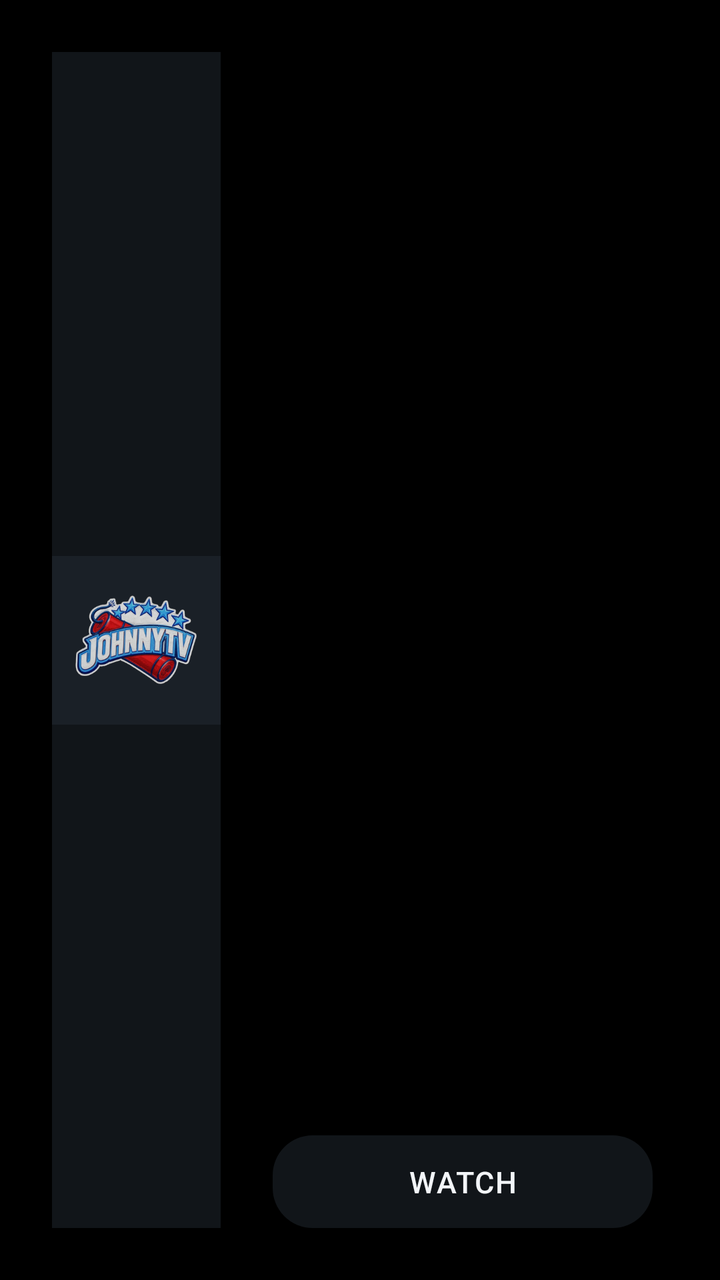
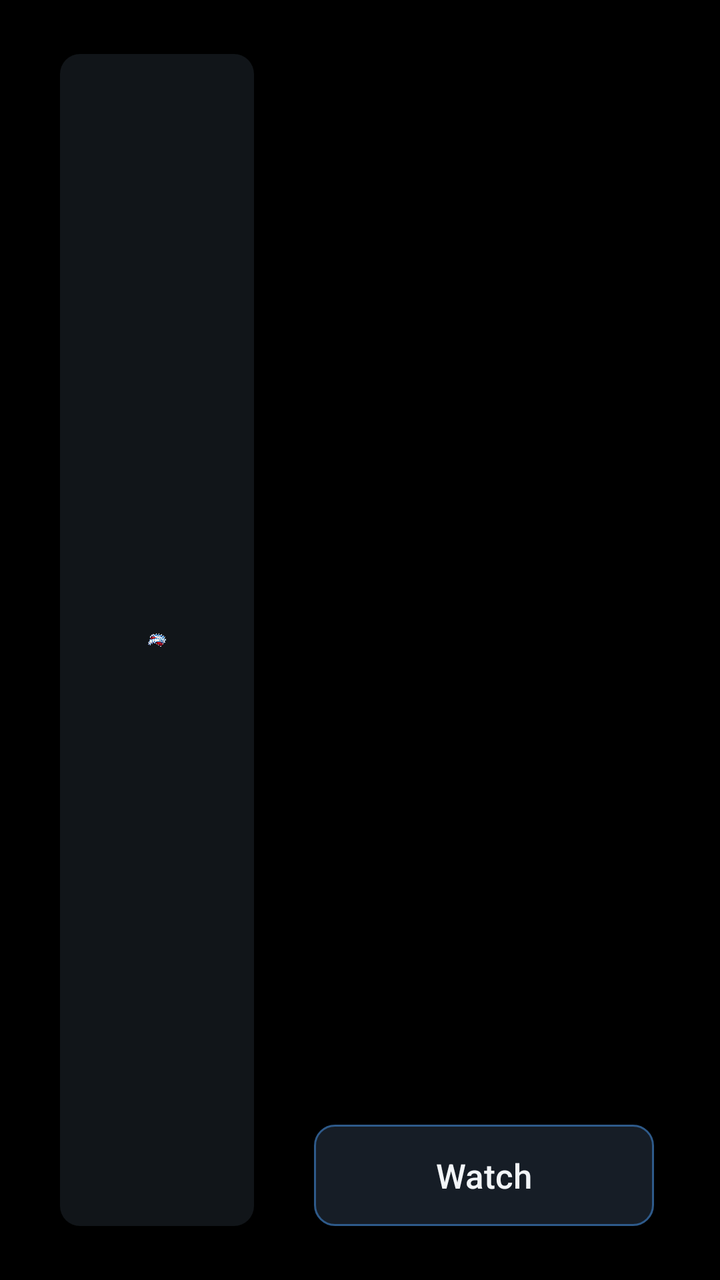

Two renders of the same Android screen: before a commit and after it. Below are the layout's source before the change and the commit's diff.
<!-- AndroidManifest.xml: application theme AppTheme -->
<!-- res/layout/activity_movie.xml -->
<?xml version="1.0" encoding="utf-8"?>
<FrameLayout xmlns:android="http://schemas.android.com/apk/res/android"
    android:layout_width="match_parent"
    android:layout_height="match_parent"
    android:background="@color/bg_base">

    
    <ImageView
        android:id="@+id/movieBackdrop"
        android:layout_width="match_parent"
        android:layout_height="match_parent"
        android:alpha="0.16"
        android:contentDescription="@null"
        android:scaleType="centerCrop" />

    <View
        android:layout_width="match_parent"
        android:layout_height="match_parent"
        android:background="@drawable/bg_movie_scrim" />

    <LinearLayout
        android:layout_width="match_parent"
        android:layout_height="match_parent"
        android:orientation="horizontal"
        android:padding="26dp">

        <LinearLayout
            android:layout_width="0dp"
            android:layout_height="match_parent"
            android:layout_weight="30"
            android:orientation="vertical">

            <ImageView
                android:id="@+id/moviePoster"
                android:layout_width="match_parent"
                android:layout_height="0dp"
                android:layout_weight="1"
                android:adjustViewBounds="true"
                android:background="@color/bg_surface"
                android:contentDescription="@string/movies"
                android:scaleType="fitCenter"
                android:src="@drawable/tile_placeholder" />
        </LinearLayout>

        <LinearLayout
            android:layout_width="0dp"
            android:layout_height="match_parent"
            android:layout_marginStart="26dp"
            android:layout_weight="70"
            android:orientation="vertical">

            <TextView
                android:id="@+id/movieTitle"
                android:layout_width="match_parent"
                android:layout_height="wrap_content"
                android:ellipsize="end"
                android:fontFamily="sans-serif-medium"
                android:maxLines="2"
                android:textColor="@color/text_primary"
                android:textSize="27sp" />

            
            <TextView
                android:id="@+id/movieMeta"
                android:layout_width="match_parent"
                android:layout_height="wrap_content"
                android:layout_marginTop="9dp"
                android:ellipsize="end"
                android:maxLines="2"
                android:textColor="@color/text_secondary"
                android:textSize="15sp" />

            <TextView
                android:id="@+id/movieRating"
                android:layout_width="wrap_content"
                android:layout_height="wrap_content"
                android:layout_marginTop="12dp"
                android:background="@drawable/bg_now_badge"
                android:drawablePadding="7dp"
                android:paddingStart="11dp"
                android:paddingEnd="13dp"
                android:paddingTop="5dp"
                android:paddingBottom="5dp"
                android:textColor="@color/text_primary"
                android:textSize="15sp"
                android:visibility="gone" />

            <TextView
                android:id="@+id/moviePlot"
                android:layout_width="match_parent"
                android:layout_height="0dp"
                android:layout_marginTop="14dp"
                android:layout_weight="1"
                android:ellipsize="end"
                android:lineSpacingMultiplier="1.18"
                android:maxLines="6"
                android:textColor="#FFDBE2EA"
                android:textSize="15sp" />

            <TextView
                android:id="@+id/movieCast"
                android:layout_width="match_parent"
                android:layout_height="wrap_content"
                android:layout_marginTop="6dp"
                android:ellipsize="end"
                android:maxLines="2"
                android:textColor="@color/text_secondary"
                android:textSize="14sp" />

            <TextView
                android:id="@+id/movieDirector"
                android:layout_width="match_parent"
                android:layout_height="wrap_content"
                android:layout_marginTop="4dp"
                android:ellipsize="end"
                android:maxLines="1"
                android:textColor="@color/text_secondary"
                android:textSize="14sp" />

            <LinearLayout
                android:layout_width="match_parent"
                android:layout_height="wrap_content"
                android:layout_marginTop="18dp"
                android:orientation="horizontal">

                
                <TextView
                    android:id="@+id/movieWatch"
                    android:layout_width="wrap_content"
                    android:layout_height="wrap_content"
                    android:background="@drawable/bg_tab"
                    android:clickable="true"
                    android:focusable="true"
                    android:focusableInTouchMode="true"
                    android:fontFamily="sans-serif-medium"
                    android:letterSpacing="0.04"
                    android:minWidth="190dp"
                    android:gravity="center"
                    android:paddingStart="26dp"
                    android:paddingEnd="26dp"
                    android:paddingTop="13dp"
                    android:paddingBottom="13dp"
                    android:text="@string/watch"
                    android:textAllCaps="true"
                    android:textColor="@color/text_primary"
                    android:textSize="15sp" />

                <TextView
                    android:id="@+id/movieFavourite"
                    android:layout_width="wrap_content"
                    android:layout_height="wrap_content"
                    android:layout_marginStart="12dp"
                    android:background="@drawable/bg_tab"
                    android:clickable="true"
                    android:drawablePadding="9dp"
                    android:focusable="true"
                    android:gravity="center"
                    android:paddingStart="20dp"
                    android:paddingEnd="22dp"
                    android:paddingTop="13dp"
                    android:paddingBottom="13dp"
                    android:textColor="@color/text_primary"
                    android:textSize="15sp" />

                <TextView
                    android:id="@+id/movieResume"
                    android:layout_width="wrap_content"
                    android:layout_height="wrap_content"
                    android:layout_marginStart="12dp"
                    android:background="@drawable/bg_tab"
                    android:clickable="true"
                    android:focusable="true"
                    android:gravity="center"
                    android:paddingStart="20dp"
                    android:paddingEnd="22dp"
                    android:paddingTop="13dp"
                    android:paddingBottom="13dp"
                    android:text="@string/start_again"
                    android:textColor="@color/text_primary"
                    android:textSize="15sp"
                    android:visibility="gone" />
            </LinearLayout>
        </LinearLayout>
    </LinearLayout>

    <include
        android:id="@+id/movieProgress"
        layout="@layout/view_loading"
        android:layout_width="wrap_content"
        android:layout_height="wrap_content"
        android:layout_gravity="center"
        android:visibility="gone" />
</FrameLayout>
<!-- res/layout/view_loading.xml (included above) -->
<?xml version="1.0" encoding="utf-8"?>
<FrameLayout xmlns:android="http://schemas.android.com/apk/res/android"
    android:layout_width="wrap_content"
    android:layout_height="wrap_content"
    android:background="@null">

    <com.johnnytv.player.SpinnerView
        android:layout_width="104dp"
        android:layout_height="104dp"
        android:layout_gravity="center"
        android:contentDescription="@string/loading" />
</FrameLayout>
<!-- resources referenced by this layout -->
<resources>
  <color name="bg_base">#FF000000</color>
  <color name="bg_surface">#FF111519</color>
  <color name="text_primary">#FFF2F5F8</color>
  <color name="text_secondary">#FFA6B2BF</color>
  <!-- drawable bg_movie_scrim (drawable) -->
  <?xml version="1.0" encoding="utf-8"?>
  <shape xmlns:android="http://schemas.android.com/apk/res/android"
      android:shape="rectangle">
      <gradient
          android:angle="0"
          android:startColor="#F2000000"
          android:centerColor="#CC000000"
          android:endColor="#66000000"
          android:type="linear" />
  </shape>
  <!-- drawable bg_now_badge (drawable) -->
  <?xml version="1.0" encoding="utf-8"?>
  <shape xmlns:android="http://schemas.android.com/apk/res/android" android:shape="rectangle">
      <solid android:color="@color/brand_accent" />
      <corners android:radius="4dp" />
  </shape>
  <!-- drawable bg_tab (drawable) -->
  <?xml version="1.0" encoding="utf-8"?>
  <selector xmlns:android="http://schemas.android.com/apk/res/android">
      <item android:state_focused="true">
          <shape android:shape="rectangle">
              <solid android:color="@color/focus_fill" />
              <corners android:radius="20dp" />
          </shape>
      </item>
      <item android:state_activated="true">
          <shape android:shape="rectangle">
              <solid android:color="@color/brand_primary" />
              <corners android:radius="20dp" />
          </shape>
      </item>
      <item>
          <shape android:shape="rectangle">
              <solid android:color="@color/bg_surface" />
              <corners android:radius="20dp" />
          </shape>
      </item>
  </selector>
  <!-- drawable tile_placeholder: png bitmap (drawable-nodpi, 78565 bytes) -->
  <string name="loading">Loading…</string>
  <string name="movies">Movies</string>
  <string name="start_again">Start again</string>
  <string name="watch">Watch</string>
  <style name="AppTheme" parent="Theme.Material3.Dark.NoActionBar">
          <item name="colorPrimary">@color/brand_primary</item>
          <item name="colorPrimaryDark">@color/brand_primary_dark</item>
          <item name="colorSecondary">@color/brand_accent</item>
          <item name="android:windowBackground">@color/bg_base</item>
          <item name="android:statusBarColor">@color/bg_base</item>
          <item name="android:navigationBarColor">@color/bg_base</item>
          <item name="android:textColorPrimary">@color/text_primary</item>
          <item name="android:textColorSecondary">@color/text_secondary</item>
          
          <item name="alertDialogTheme">@style/JohnnyDialog</item>
      </style>
  <color name="brand_accent">#FF32D6A0</color>
  <color name="focus_fill">#FF2E7DF7</color>
  <color name="brand_primary">#FF2E7DF7</color>
  <color name="brand_primary_dark">#FF1B4FA8</color>
  <style name="JohnnyDialog" parent="ThemeOverlay.AppCompat.Dialog.Alert">
          <item name="android:background">@color/bg_surface</item>
          <item name="android:textColor">@color/text_primary</item>
          <item name="android:textColorPrimary">@color/text_primary</item>
          <item name="android:textColorSecondary">@color/text_secondary</item>
          <item name="colorAccent">@color/brand_primary</item>
      </style>
</resources>

<!-- the commit's change to res/layout/activity_movie.xml (unified diff, before → after) -->
@@ -4,15 +4,15 @@
     android:layout_height="match_parent"
     android:background="@color/bg_base">
 
-    
     <ImageView
         android:id="@+id/movieBackdrop"
         android:layout_width="match_parent"
         android:layout_height="match_parent"
-        android:alpha="0.16"
+        android:alpha="0.6"
         android:contentDescription="@null"
         android:scaleType="centerCrop" />
 
+    
     <View
         android:layout_width="match_parent"
         android:layout_height="match_parent"
@@ -21,32 +21,42 @@
     <LinearLayout
         android:layout_width="match_parent"
         android:layout_height="match_parent"
+        android:baselineAligned="false"
         android:orientation="horizontal"
-        android:padding="26dp">
+        android:paddingStart="30dp"
+        android:paddingEnd="30dp"
+        android:paddingTop="27dp"
+        android:paddingBottom="27dp">
+
+        <FrameLayout
+            android:id="@+id/moviePosterFrame"
+            android:layout_width="0dp"
+            android:layout_height="match_parent"
+            android:layout_weight="36"
+            android:background="@drawable/bg_poster_frame">
+
+            
+            <ImageView
+                android:layout_width="match_parent"
+                android:layout_height="match_parent"
+                android:contentDescription="@null"
+                android:padding="44dp"
+                android:scaleType="fitCenter"
+                android:src="@drawable/logo" />
+
+            <ImageView
+                android:id="@+id/moviePoster"
+                android:layout_width="match_parent"
+                android:layout_height="match_parent"
+                android:contentDescription="@string/movies"
+                android:scaleType="centerCrop" />
+        </FrameLayout>
 
         <LinearLayout
             android:layout_width="0dp"
             android:layout_height="match_parent"
-            android:layout_weight="30"
-            android:orientation="vertical">
-
-            <ImageView
-                android:id="@+id/moviePoster"
-                android:layout_width="match_parent"
-                android:layout_height="0dp"
-                android:layout_weight="1"
-                android:adjustViewBounds="true"
-                android:background="@color/bg_surface"
-                android:contentDescription="@string/movies"
-                android:scaleType="fitCenter"
-                android:src="@drawable/tile_placeholder" />
-        </LinearLayout>
-
-        <LinearLayout
-            android:layout_width="0dp"
-            android:layout_height="match_parent"
-            android:layout_marginStart="26dp"
-            android:layout_weight="70"
+            android:layout_marginStart="30dp"
+            android:layout_weight="64"
             android:orientation="vertical">
 
             <TextView
@@ -54,73 +64,120 @@
                 android:layout_width="match_parent"
                 android:layout_height="wrap_content"
                 android:ellipsize="end"
-                android:fontFamily="sans-serif-medium"
+                android:includeFontPadding="false"
                 android:maxLines="2"
                 android:textColor="@color/text_primary"
-                android:textSize="27sp" />
-
-            
-            <TextView
-                android:id="@+id/movieMeta"
-                android:layout_width="match_parent"
-                android:layout_height="wrap_content"
-                android:layout_marginTop="9dp"
-                android:ellipsize="end"
-                android:maxLines="2"
-                android:textColor="@color/text_secondary"
-                android:textSize="15sp" />
-
-            <TextView
-                android:id="@+id/movieRating"
-                android:layout_width="wrap_content"
-                android:layout_height="wrap_content"
-                android:layout_marginTop="12dp"
-                android:background="@drawable/bg_now_badge"
-                android:drawablePadding="7dp"
-                android:paddingStart="11dp"
-                android:paddingEnd="13dp"
-                android:paddingTop="5dp"
-                android:paddingBottom="5dp"
-                android:textColor="@color/text_primary"
-                android:textSize="15sp"
+                android:textSize="42sp"
+                android:textStyle="bold" />
+
+            <LinearLayout
+                android:id="@+id/movieFacts"
+                android:layout_width="match_parent"
+                android:layout_height="wrap_content"
+                android:layout_marginTop="14dp"
+                android:gravity="center_vertical"
+                android:orientation="horizontal"
                 android:visibility="gone" />
 
             <TextView
                 android:id="@+id/moviePlot"
                 android:layout_width="match_parent"
+                android:layout_height="wrap_content"
+                android:layout_marginTop="16dp"
+                android:ellipsize="end"
+                android:lineSpacingMultiplier="1.28"
+                android:maxLines="5"
+                android:textColor="#FFE2E8EF"
+                android:textSize="17sp"
+                android:visibility="gone" />
+
+            <Space
+                android:layout_width="match_parent"
                 android:layout_height="0dp"
-                android:layout_marginTop="14dp"
-                android:layout_weight="1"
-                android:ellipsize="end"
-                android:lineSpacingMultiplier="1.18"
-                android:maxLines="6"
-                android:textColor="#FFDBE2EA"
-                android:textSize="15sp" />
-
-            <TextView
-                android:id="@+id/movieCast"
-                android:layout_width="match_parent"
-                android:layout_height="wrap_content"
-                android:layout_marginTop="6dp"
-                android:ellipsize="end"
-                android:maxLines="2"
-                android:textColor="@color/text_secondary"
-                android:textSize="14sp" />
-
-            <TextView
-                android:id="@+id/movieDirector"
-                android:layout_width="match_parent"
-                android:layout_height="wrap_content"
-                android:layout_marginTop="4dp"
-                android:ellipsize="end"
-                android:maxLines="1"
-                android:textColor="@color/text_secondary"
-                android:textSize="14sp" />
-
-            <LinearLayout
-                android:layout_width="match_parent"
-                android:layout_height="wrap_content"
-                android:layout_marginTop="18dp"
+                android:layout_weight="1" />
+
+            <LinearLayout
+                android:id="@+id/movieCastBlock"
+                android:layout_width="match_parent"
+                android:layout_height="wrap_content"
+                android:orientation="vertical"
+                android:visibility="gone">
+
+                <TextView
+                    android:id="@+id/movieCastTitle"
+                    android:layout_width="wrap_content"
+                    android:layout_height="wrap_content"
+                    android:fontFamily="sans-serif-medium"
+                    android:letterSpacing="0.1"
+                    android:text="@string/cast_heading"
+                    android:textAllCaps="true"
+                    android:textColor="@color/text_secondary"
+                    android:textSize="12sp" />
+
+                <LinearLayout
+                    android:id="@+id/movieCastRow"
+                    android:layout_width="match_parent"
+                    android:layout_height="wrap_content"
+                    android:layout_marginTop="8dp"
+                    android:orientation="horizontal" />
+
+                <TextView
+                    android:id="@+id/movieDirector"
+                    android:layout_width="match_parent"
+                    android:layout_height="wrap_content"
+                    android:layout_marginTop="9dp"
+                    android:ellipsize="end"
+                    android:maxLines="1"
+                    android:textColor="@color/text_secondary"
+                    android:textSize="14sp" />
+            </LinearLayout>
+
+            <Space
+                android:layout_width="match_parent"
+                android:layout_height="0dp"
+                android:layout_weight="1" />
+
+            <LinearLayout
+                android:id="@+id/movieResumeBlock"
+                android:layout_width="match_parent"
+                android:layout_height="wrap_content"
+                android:orientation="vertical"
+                android:visibility="gone">
+
+                <LinearLayout
+                    android:id="@+id/movieBar"
+                    android:layout_width="match_parent"
+                    android:layout_height="5dp"
+                    android:background="@drawable/bg_progress_track"
+                    android:orientation="horizontal">
+
+                    <View
+                        android:id="@+id/movieBarDone"
+                        android:layout_width="0dp"
+                        android:layout_height="match_parent"
+                        android:layout_weight="1"
+                        android:background="@color/epg_now" />
+
+                    <View
+                        android:id="@+id/movieBarLeft"
+                        android:layout_width="0dp"
+                        android:layout_height="match_parent"
+                        android:layout_weight="1" />
+                </LinearLayout>
+
+                <TextView
+                    android:id="@+id/movieResumeText"
+                    android:layout_width="match_parent"
+                    android:layout_height="wrap_content"
+                    android:layout_marginTop="6dp"
+                    android:textColor="@color/text_secondary"
+                    android:textSize="13sp" />
+            </LinearLayout>
+
+            <LinearLayout
+                android:layout_width="match_parent"
+                android:layout_height="wrap_content"
+                android:layout_marginTop="16dp"
                 android:orientation="horizontal">
 
                 
@@ -128,57 +185,57 @@
                     android:id="@+id/movieWatch"
                     android:layout_width="wrap_content"
                     android:layout_height="wrap_content"
-                    android:background="@drawable/bg_tab"
+                    android:focusableInTouchMode="true"
+                    android:minWidth="170dp"
+                    android:text="@string/watch"
+                    android:background="@drawable/bg_action_button"
                     android:clickable="true"
                     android:focusable="true"
-                    android:focusableInTouchMode="true"
-                    android:fontFamily="sans-serif-medium"
-                    android:letterSpacing="0.04"
-                    android:minWidth="190dp"
+                    android:fontFamily="sans-serif-medium"
                     android:gravity="center"
-                    android:paddingStart="26dp"
-                    android:paddingEnd="26dp"
-                    android:paddingTop="13dp"
-                    android:paddingBottom="13dp"
-                    android:text="@string/watch"
-                    android:textAllCaps="true"
+                    android:paddingStart="22dp"
+                    android:paddingEnd="22dp"
+                    android:paddingTop="14dp"
+                    android:paddingBottom="14dp"
                     android:textColor="@color/text_primary"
-                    android:textSize="15sp" />
-
-                <TextView
-                    android:id="@+id/movieFavourite"
-                    android:layout_width="wrap_content"
-                    android:layout_height="wrap_content"
-                    android:layout_marginStart="12dp"
-                    android:background="@drawable/bg_tab"
-                    android:clickable="true"
-                    android:drawablePadding="9dp"
-                    android:focusable="true"
-                    android:gravity="center"
-                    android:paddingStart="20dp"
-                    android:paddingEnd="22dp"
-                    android:paddingTop="13dp"
-                    android:paddingBottom="13dp"
-                    android:textColor="@color/text_primary"
-                    android:textSize="15sp" />
+                    android:textSize="17sp" />
 
                 <TextView
                     android:id="@+id/movieResume"
                     android:layout_width="wrap_content"
                     android:layout_height="wrap_content"
-                    android:layout_marginStart="12dp"
-                    android:background="@drawable/bg_tab"
+                    android:layout_marginStart="10dp"
+                    android:text="@string/start_again"
+                    android:visibility="gone"
+                    android:background="@drawable/bg_action_button"
                     android:clickable="true"
                     android:focusable="true"
+                    android:fontFamily="sans-serif-medium"
                     android:gravity="center"
-                    android:paddingStart="20dp"
+                    android:paddingStart="22dp"
                     android:paddingEnd="22dp"
-                    android:paddingTop="13dp"
-                    android:paddingBottom="13dp"
-                    android:text="@string/start_again"
+                    android:paddingTop="14dp"
+                    android:paddingBottom="14dp"
                     android:textColor="@color/text_primary"
-                    android:textSize="15sp"
-                    android:visibility="gone" />
+                    android:textSize="17sp" />
+
+                <TextView
+                    android:id="@+id/movieFavourite"
+                    android:layout_width="wrap_content"
+                    android:layout_height="wrap_content"
+                    android:layout_marginStart="10dp"
+                    android:drawablePadding="9dp"
+                    android:background="@drawable/bg_action_button"
+                    android:clickable="true"
+                    android:focusable="true"
+                    android:fontFamily="sans-serif-medium"
+                    android:gravity="center"
+                    android:paddingStart="22dp"
+                    android:paddingEnd="22dp"
+                    android:paddingTop="14dp"
+                    android:paddingBottom="14dp"
+                    android:textColor="@color/text_primary"
+                    android:textSize="17sp" />
             </LinearLayout>
         </LinearLayout>
     </LinearLayout>
<!-- resource entries referenced after the edit -->
@@ -1,9 +1,33 @@
 <!-- resources referenced by this layout -->
 <resources>
   <color name="bg_base">#FF000000</color>
-  <color name="bg_surface">#FF111519</color>
+  <color name="epg_now">#FF6FB3FF</color>
   <color name="text_primary">#FFF2F5F8</color>
   <color name="text_secondary">#FFA6B2BF</color>
+  <!-- drawable bg_action_button (drawable) -->
+  <?xml version="1.0" encoding="utf-8"?>
+  <selector xmlns:android="http://schemas.android.com/apk/res/android">
+      <item android:state_focused="true">
+          <shape android:shape="rectangle">
+              <solid android:color="@color/brand_primary" />
+              <corners android:radius="10dp" />
+              <stroke android:width="3dp" android:color="@color/brand_accent" />
+          </shape>
+      </item>
+      <item android:state_pressed="true">
+          <shape android:shape="rectangle">
+              <solid android:color="@color/brand_primary" />
+              <corners android:radius="10dp" />
+          </shape>
+      </item>
+      <item>
+          <shape android:shape="rectangle">
+              <solid android:color="#FF161D26" />
+              <corners android:radius="10dp" />
+              <stroke android:width="1dp" android:color="#2E5A8A" />
+          </shape>
+      </item>
+  </selector>
   <!-- drawable bg_movie_scrim (drawable) -->
   <?xml version="1.0" encoding="utf-8"?>
   <shape xmlns:android="http://schemas.android.com/apk/res/android"
@@ -15,35 +39,20 @@
           android:endColor="#66000000"
           android:type="linear" />
   </shape>
-  <!-- drawable bg_now_badge (drawable) -->
+  <!-- drawable bg_poster_frame (drawable) -->
   <?xml version="1.0" encoding="utf-8"?>
   <shape xmlns:android="http://schemas.android.com/apk/res/android" android:shape="rectangle">
-      <solid android:color="@color/brand_accent" />
-      <corners android:radius="4dp" />
+      <solid android:color="@color/bg_surface" />
+      <corners android:radius="10dp" />
   </shape>
-  <!-- drawable bg_tab (drawable) -->
+  <!-- drawable bg_progress_track (drawable) -->
   <?xml version="1.0" encoding="utf-8"?>
-  <selector xmlns:android="http://schemas.android.com/apk/res/android">
-      <item android:state_focused="true">
-          <shape android:shape="rectangle">
-              <solid android:color="@color/focus_fill" />
-              <corners android:radius="20dp" />
-          </shape>
-      </item>
-      <item android:state_activated="true">
-          <shape android:shape="rectangle">
-              <solid android:color="@color/brand_primary" />
-              <corners android:radius="20dp" />
-          </shape>
-      </item>
-      <item>
-          <shape android:shape="rectangle">
-              <solid android:color="@color/bg_surface" />
-              <corners android:radius="20dp" />
-          </shape>
-      </item>
-  </selector>
-  <!-- drawable tile_placeholder: png bitmap (drawable-nodpi, 78565 bytes) -->
+  <shape xmlns:android="http://schemas.android.com/apk/res/android" android:shape="rectangle">
+      <solid android:color="#FF2A3440" />
+      <corners android:radius="3dp" />
+  </shape>
+  <!-- drawable logo: png bitmap (drawable-nodpi, 298202 bytes) -->
+  <string name="cast_heading">Cast</string>
   <string name="loading">Loading…</string>
   <string name="movies">Movies</string>
   <string name="start_again">Start again</string>
@@ -60,9 +69,9 @@
           
           <item name="alertDialogTheme">@style/JohnnyDialog</item>
       </style>
+  <color name="brand_primary">#FF2E7DF7</color>
   <color name="brand_accent">#FF32D6A0</color>
-  <color name="focus_fill">#FF2E7DF7</color>
-  <color name="brand_primary">#FF2E7DF7</color>
+  <color name="bg_surface">#FF111519</color>
   <color name="brand_primary_dark">#FF1B4FA8</color>
   <style name="JohnnyDialog" parent="ThemeOverlay.AppCompat.Dialog.Alert">
           <item name="android:background">@color/bg_surface</item>
